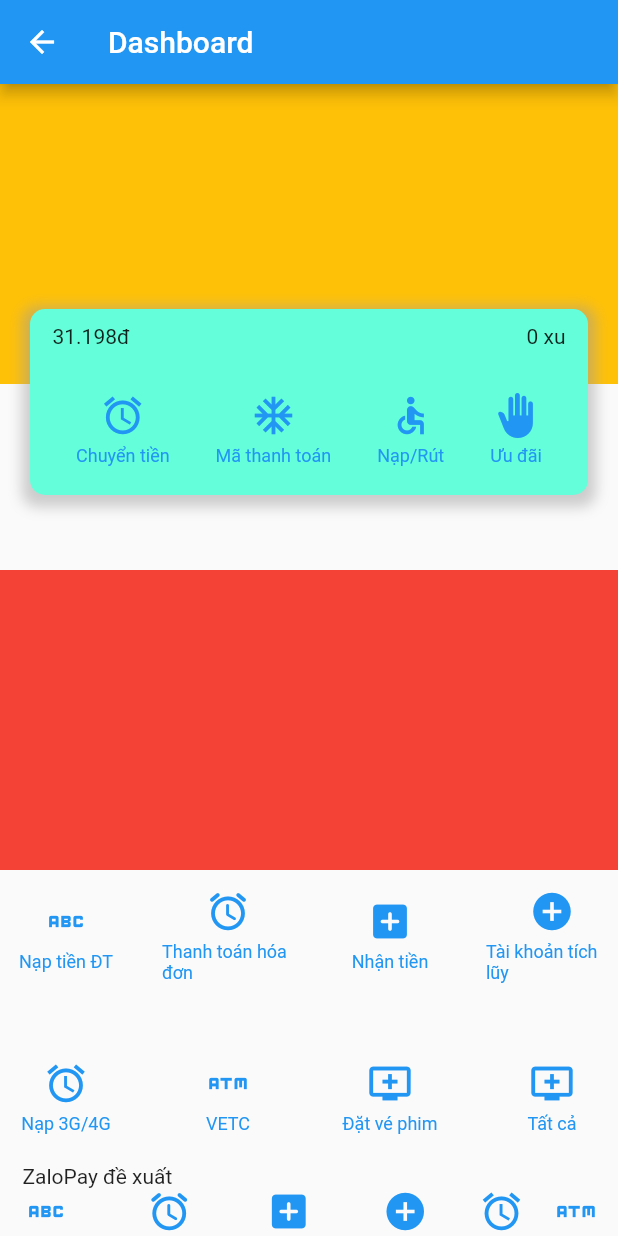
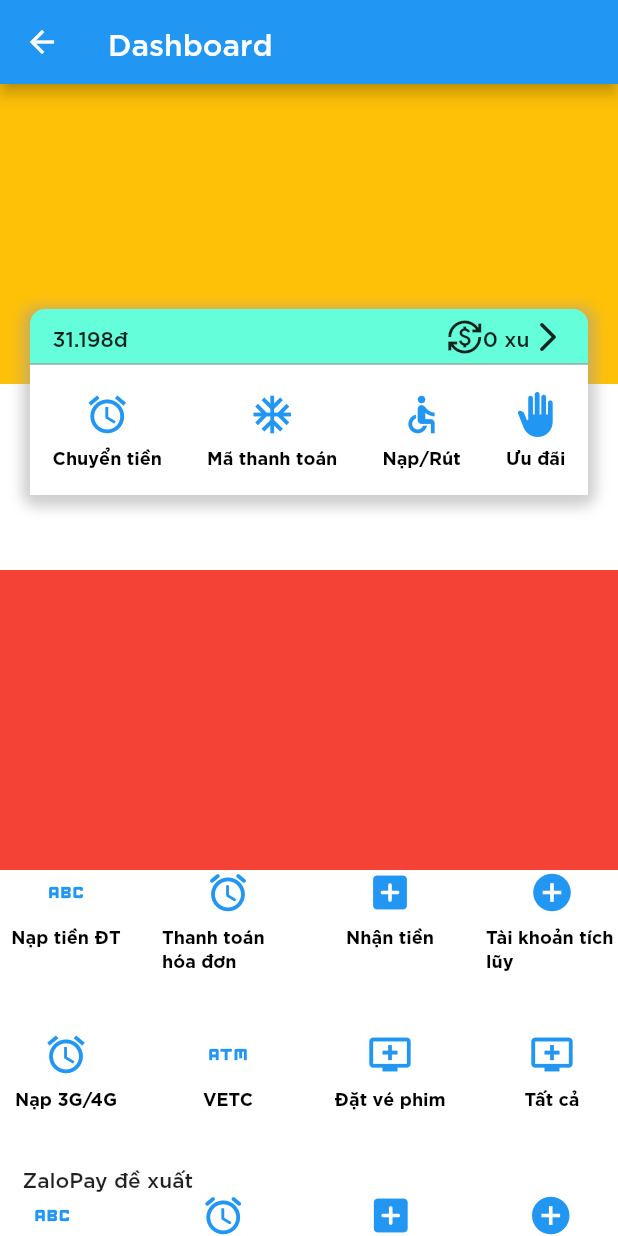
Before and after one commit to hiepchau/EwalletFlutterUI, a Flutter app: the Dashboard screen opened directly, on a phone screen of 412 x 824 dp. Run offline on Flutter 3.47's test engine with Material 2 defaults, Android fonts, the phone set to English and light mode, and no system bars; our stand-ins replace animated_bottom_navigation_bar, flutter_font_icons; network calls fail.

Commit message:
Update layout and theme

```diff
--- a/lib/main.dart
+++ b/lib/main.dart
@@ -3,6 +3,19 @@
 
 void main() {
   runApp(MaterialApp(
+    theme: ThemeData(
+      primaryColor: Colors.lightBlueAccent,
+      accentColor: Colors.white,
+      scaffoldBackgroundColor: Colors.white,
+      fontFamily: 'SVN-Gotham',
+      textTheme: const TextTheme(
+        headlineSmall: TextStyle(
+          fontSize: 12,
+          fontWeight: FontWeight.bold,
+          color: Colors.black,
+        ),
+      )
+    ),
     debugShowCheckedModeBanner: false,
     home: RootApp(),
   ));
--- a/lib/pages/dashboard_page.dart
+++ b/lib/pages/dashboard_page.dart
@@ -11,7 +11,7 @@
   Widget build(BuildContext context) {
     return Scaffold(
       appBar: AppBar(
-        title: Text('Dashboard'),
+        title: const Text('Dashboard'),
         backgroundColor: Colors.blue,
       ),
       body: SingleChildScrollView(
@@ -26,8 +26,7 @@
               child: Column(
                 children: [
                   const Padding(
-                    padding:
-                        EdgeInsets.only(left: 20, right: 20, bottom: 50),
+                    padding: EdgeInsets.only(left: 20, right: 20, bottom: 50),
                     child: ShortcutPanel(),
                   ),
                   Container(
@@ -65,24 +64,48 @@
                         child: Text("ZaloPay đề xuất")),
                   ),
                   SizedBox(
-                    height: 50,
+                    height: 60,
                     child: ListView(
                       shrinkWrap: true,
                       scrollDirection: Axis.horizontal,
                       children: const [
                         IconLabel(
                             label: "Mua thẻ ĐT", icon: Icons.abc_outlined),
+                        SizedBox(
+                          width: 20,
+                        ),
                         IconLabel(
                             label: "Giới thiệu nhận quà",
                             icon: Icons.access_alarm_rounded),
+                        SizedBox(
+                          width: 20,
+                        ),
                         IconLabel(
                             label: "1K Kỳ Diệu", icon: Icons.add_box_rounded),
+                        SizedBox(
+                          width: 20,
+                        ),
                         IconLabel(
                             label: "Mua sắm Ẩm thực", icon: Icons.add_circle),
+                        SizedBox(
+                          width: 20,
+                        ),
                         IconLabel(label: "Big C", icon: Icons.access_alarm),
+                        SizedBox(
+                          width: 20,
+                        ),
                         IconLabel(label: "KFC Vietnam", icon: Icons.atm),
+                        SizedBox(
+                          width: 20,
+                        ),
                         IconLabel(label: "Ahamove", icon: Icons.add_to_queue),
+                        SizedBox(
+                          width: 20,
+                        ),
                         IconLabel(label: "LOSHIP", icon: Icons.add_to_queue),
+                        SizedBox(
+                          width: 20,
+                        ),
                       ],
                     ),
                   ),
--- a/lib/pages/widgets/icon_label.dart
+++ b/lib/pages/widgets/icon_label.dart
@@ -1,16 +1,20 @@
 import 'package:flutter/material.dart';
 
 class IconLabel extends StatelessWidget {
-
   final String label;
   final IconData icon;
 
-  const IconLabel({Key? key, required this.label, required this.icon}) : super(key: key);
+  const IconLabel({Key? key, required this.label, required this.icon})
+      : super(key: key);
 
   @override
   Widget build(BuildContext context) {
-    return Column(
-      mainAxisAlignment: MainAxisAlignment.center,
+    return LayoutBuilder(
+      builder: (context, constraints) {
+        return IntrinsicWidth(
+          child: Column(
+            crossAxisAlignment: CrossAxisAlignment.center,
+            mainAxisSize: MainAxisSize.min,
             children: [
               Icon(
                 icon,
@@ -20,14 +24,19 @@
               const SizedBox(
                 height: 5,
               ),
-        Text(
+              SizedBox(
+                width: constraints.maxWidth,
+                child: Center(
+                  child: Text(
                     label,
-          style: const TextStyle(
-            color: Colors.blue,
-            fontSize: 12,
+                    style: Theme.of(context).textTheme.headlineSmall
+                  ),
                 ),
               ),
             ],
+          ),
+        );
+      },
     );
   }
 }
--- a/lib/pages/widgets/shortcut_panel.dart
+++ b/lib/pages/widgets/shortcut_panel.dart
@@ -29,16 +29,16 @@
         height: 200,
         child: LayoutBuilder(
           builder: (context, constraints) {
-            return Container(
+            return SizedBox(
               width: constraints.maxHeight,
               child: Column(
                 children: <Widget>[
-                  Container(
+                  SizedBox(
                     height: constraints.maxHeight * 0.3,
                     child: Center(
                       child: Stack(
-                        children: const [
-                          Align(
+                        children: [
+                          const Align(
                               alignment: Alignment.centerLeft,
                               child: Padding(
                                   padding: EdgeInsets.only(left: 15),
@@ -46,17 +46,30 @@
                           Align(
                               alignment: Alignment.centerRight,
                               child: Padding(
-                                  padding: EdgeInsets.only(right: 15),
-                                  child: Text("0 xu"))),
+                                  padding: const EdgeInsets.only(right: 15),
+                                  child: Row(
+                                      mainAxisSize: MainAxisSize.min,
+                                      children: const [
+                                        Icon(Icons.currency_exchange),
+                                        Text("0 xu"),
+                                        Icon(Icons.arrow_forward_ios_rounded)
+                                      ]))),
+                          Align(
+                              alignment: Alignment.bottomCenter,
+                              child: Container(
+                                  width: double.infinity,
+                                  height: 1,
+                                  color: Colors.grey))
                         ],
                       ),
                     ),
                   ),
                   Container(
-                      height: constraints.maxHeight * 0.7, //30%
+                      color: Colors.white,
+                      height: constraints.maxHeight * 0.7,
                       child: Row(
-                        mainAxisAlignment: MainAxisAlignment.spaceEvenly,
-                        mainAxisSize: MainAxisSize.max,
+                        mainAxisAlignment: MainAxisAlignment.spaceAround,
+                        crossAxisAlignment: CrossAxisAlignment.center,
                         children: const [
                           IconLabel(
                               label: "Chuyển tiền", icon: Icons.access_alarm),
@@ -71,26 +84,6 @@
             );
           },
         ),
-        /*child: Column(
-          children: [
-            Stack(
-              children: const [
-                Text("31.198đ"),
-                Text("0 xu"),
-              ],
-            ),
-            Row(
-              mainAxisAlignment: MainAxisAlignment.spaceEvenly,
-              mainAxisSize: MainAxisSize.max,
-              children: const [
-                IconLabel(label: "Chuyển tiền", icon: Icons.access_alarm),
-                IconLabel(label: "Mã thanh toán", icon: Icons.ac_unit),
-                IconLabel(label: "Nạp/Rút", icon: Icons.accessible),
-                IconLabel(label: "Ưu đãi", icon: Icons.back_hand),
-              ],
-            )
-          ],
-        ),*/
       ),
     );
   }
```
Lines whose indentation alone changed are shown as unchanged.
